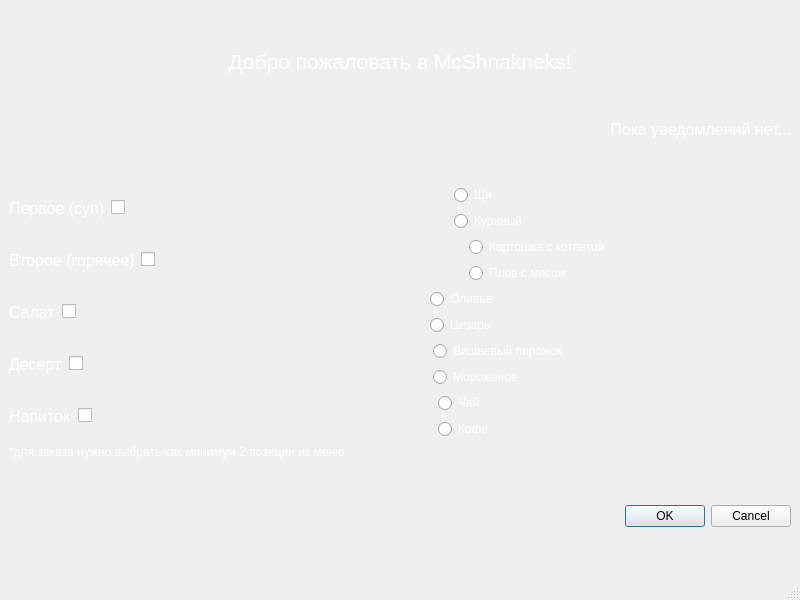
F3nd1uwu/interface_py, file Задание 5. Заказ бизнес-ланча/ui/MainWindow.ui: the form before one commit.
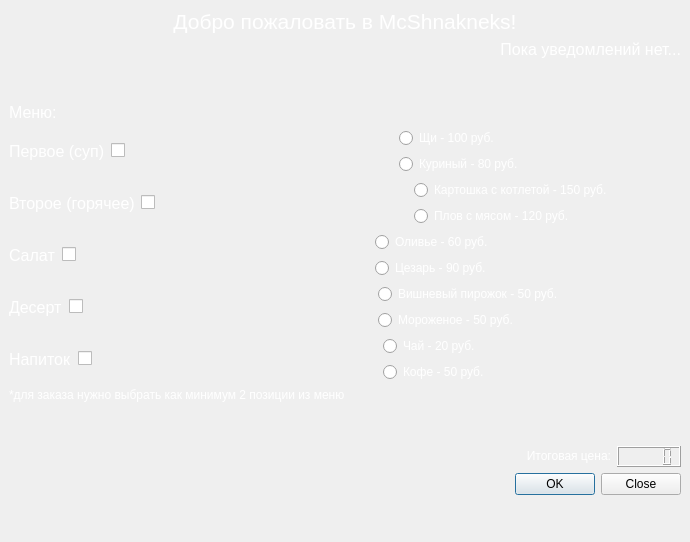
The form after the commit. Icons and pictures are not drawn.

The edit to the form file:
```diff
--- a/Задание 5. Заказ бизнес-ланча/ui/MainWindow.ui
+++ b/Задание 5. Заказ бизнес-ланча/ui/MainWindow.ui
@@ -6,8 +6,8 @@
    <rect>
     <x>0</x>
     <y>0</y>
-    <width>800</width>
-    <height>600</height>
+    <width>690</width>
+    <height>542</height>
    </rect>
   </property>
   <property name="windowTitle">
@@ -72,6 +72,37 @@
       </property>
      </widget>
     </item>
+    <item>
+     <spacer name="verticalSpacer_2">
+      <property name="orientation">
+       <enum>Qt::Vertical</enum>
+      </property>
+      <property name="sizeHint" stdset="0">
+       <size>
+        <width>20</width>
+        <height>40</height>
+       </size>
+      </property>
+     </spacer>
+    </item>
+    <item>
+     <widget class="QLabel" name="label_9">
+      <property name="sizePolicy">
+       <sizepolicy hsizetype="Preferred" vsizetype="Maximum">
+        <horstretch>0</horstretch>
+        <verstretch>0</verstretch>
+       </sizepolicy>
+      </property>
+      <property name="font">
+       <font>
+        <pointsize>12</pointsize>
+       </font>
+      </property>
+      <property name="text">
+       <string>Меню:</string>
+      </property>
+     </widget>
+    </item>
     <item>
      <layout class="QVBoxLayout" name="verticalLayout_2">
       <item>
@@ -108,14 +139,14 @@
             <item>
              <widget class="QRadioButton" name="radioButton_7">
               <property name="text">
-               <string>Щи</string>
+               <string>Щи - 100 руб.</string>
               </property>
              </widget>
             </item>
             <item>
              <widget class="QRadioButton" name="radioButton_8">
               <property name="text">
-               <string>Куриный</string>
+               <string>Куриный - 80 руб.</string>
               </property>
              </widget>
             </item>
@@ -159,14 +190,14 @@
             <item>
              <widget class="QRadioButton" name="radioButton_9">
               <property name="text">
-               <string>Картошка с котлетой</string>
+               <string>Картошка с котлетой - 150 руб.</string>
               </property>
              </widget>
             </item>
             <item>
              <widget class="QRadioButton" name="radioButton_10">
               <property name="text">
-               <string>Плов с мясом</string>
+               <string>Плов с мясом - 120 руб.</string>
               </property>
              </widget>
             </item>
@@ -210,14 +241,14 @@
             <item>
              <widget class="QRadioButton" name="radioButton_5">
               <property name="text">
-               <string>Оливье</string>
+               <string>Оливье - 60 руб.</string>
               </property>
              </widget>
             </item>
             <item>
              <widget class="QRadioButton" name="radioButton_6">
               <property name="text">
-               <string>Цезарь</string>
+               <string>Цезарь - 90 руб.</string>
               </property>
              </widget>
             </item>
@@ -261,14 +292,14 @@
             <item>
              <widget class="QRadioButton" name="radioButton_3">
               <property name="text">
-               <string>Вишневый пирожок</string>
+               <string>Вишневый пирожок - 50 руб.</string>
               </property>
              </widget>
             </item>
             <item>
              <widget class="QRadioButton" name="radioButton_4">
               <property name="text">
-               <string>Мороженое</string>
+               <string>Мороженое - 50 руб.</string>
               </property>
              </widget>
             </item>
@@ -312,7 +343,7 @@
             <item>
              <widget class="QRadioButton" name="radioButton">
               <property name="text">
-               <string>Чай</string>
+               <string>Чай - 20 руб.</string>
               </property>
               <attribute name="buttonGroup">
                <string notr="true">buttonGroup</string>
@@ -322,7 +353,7 @@
             <item>
              <widget class="QRadioButton" name="radioButton_2">
               <property name="text">
-               <string>Кофе</string>
+               <string>Кофе - 50 руб.</string>
               </property>
               <attribute name="buttonGroup">
                <string notr="true">buttonGroup</string>
@@ -350,29 +381,86 @@
       </item>
      </layout>
     </item>
+    <item>
+     <spacer name="verticalSpacer">
+      <property name="orientation">
+       <enum>Qt::Vertical</enum>
+      </property>
+      <property name="sizeHint" stdset="0">
+       <size>
+        <width>20</width>
+        <height>40</height>
+       </size>
+      </property>
+     </spacer>
+    </item>
+    <item>
+     <layout class="QHBoxLayout" name="horizontalLayout_11">
+      <property name="spacing">
+       <number>6</number>
+      </property>
+      <property name="sizeConstraint">
+       <enum>QLayout::SetMaximumSize</enum>
+      </property>
+      <item>
+       <widget class="QLabel" name="label_10">
+        <property name="sizePolicy">
+         <sizepolicy hsizetype="Preferred" vsizetype="Maximum">
+          <horstretch>0</horstretch>
+          <verstretch>0</verstretch>
+         </sizepolicy>
+        </property>
+        <property name="text">
+         <string>Итоговая цена:</string>
+        </property>
+        <property name="alignment">
+         <set>Qt::AlignRight|Qt::AlignTrailing|Qt::AlignVCenter</set>
+        </property>
+       </widget>
+      </item>
+      <item>
+       <widget class="QLCDNumber" name="price">
+        <property name="sizePolicy">
+         <sizepolicy hsizetype="Maximum" vsizetype="Maximum">
+          <horstretch>0</horstretch>
+          <verstretch>0</verstretch>
+         </sizepolicy>
+        </property>
+       </widget>
+      </item>
+     </layout>
+    </item>
     <item>
      <widget class="QDialogButtonBox" name="buttonBox">
       <property name="styleSheet">
        <string notr="true">color: black;</string>
       </property>
+      <property name="orientation">
+       <enum>Qt::Horizontal</enum>
+      </property>
       <property name="standardButtons">
-       <set>QDialogButtonBox::Cancel|QDialogButtonBox::Ok</set>
+       <set>QDialogButtonBox::Close|QDialogButtonBox::Ok</set>
+      </property>
+      <property name="centerButtons">
+       <bool>false</bool>
       </property>
      </widget>
     </item>
+    <item>
+     <spacer name="verticalSpacer_3">
+      <property name="orientation">
+       <enum>Qt::Vertical</enum>
+      </property>
+      <property name="sizeHint" stdset="0">
+       <size>
+        <width>20</width>
+        <height>40</height>
+       </size>
+      </property>
+     </spacer>
+    </item>
    </layout>
   </widget>
-  <widget class="QMenuBar" name="menubar">
-   <property name="geometry">
-    <rect>
-     <x>0</x>
-     <y>0</y>
-     <width>800</width>
-     <height>22</height>
-    </rect>
-   </property>
-  </widget>
-  <widget class="QStatusBar" name="statusbar"/>
  </widget>
  <resources/>
  <connections/>
```
Left out of the diff: 70 changed lines with no effect on the pictures.
